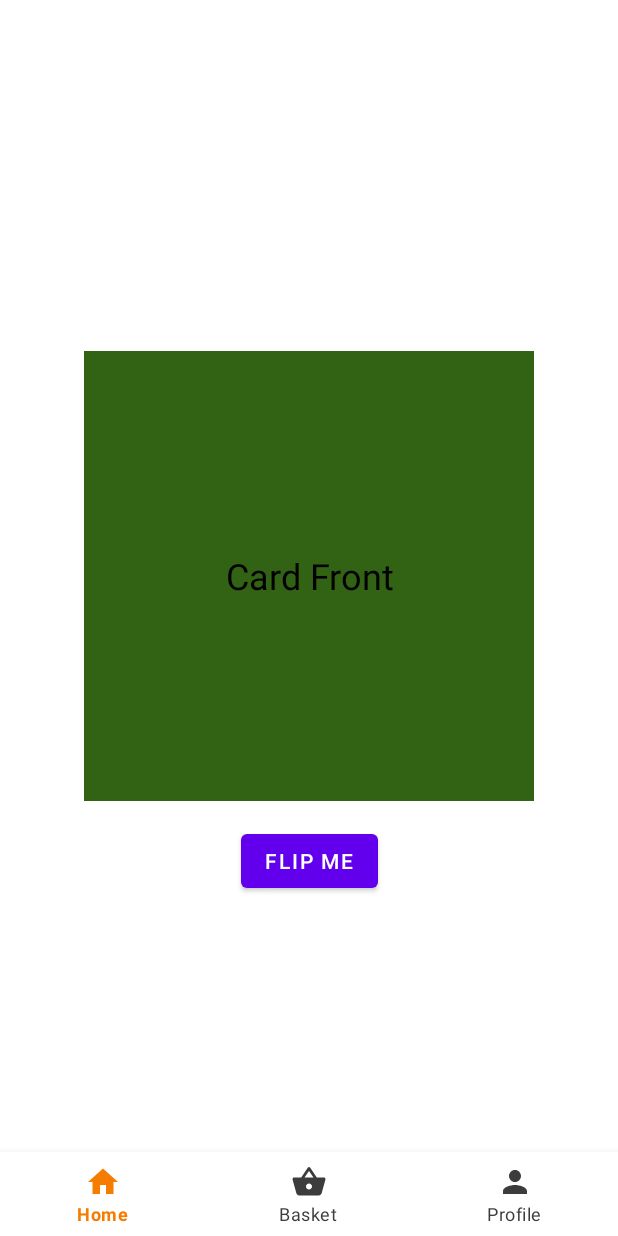
After one commit to iamsuatzengin/fake-store-andro, an Android app: the PaymentFragment screen opened through its navigation route, on a phone screen of 412 x 824 dp. The commit adds this screen. Run offline under Robolectric (Android 15) with nearby library versions, the phone set to English and light mode, and no system bars; our stand-ins replace Dagger/Hilt's generated code, navigation-ui.

Commit message:
Add flip animation

```diff
--- a/app/src/main/java/com/example/fakestoreandro/ui/basket/BasketFragment.kt
+++ b/app/src/main/java/com/example/fakestoreandro/ui/basket/BasketFragment.kt
@@ -6,6 +6,7 @@ import androidx.core.view.isVisible
 import androidx.fragment.app.Fragment
 import androidx.fragment.app.activityViewModels
 import androidx.lifecycle.Lifecycle
+import androidx.navigation.fragment.findNavController
 import androidx.recyclerview.widget.DividerItemDecoration
 import androidx.recyclerview.widget.LinearLayoutManager
 import com.example.fakestoreandro.R
@@ -75,6 +76,11 @@ class BasketFragment : Fragment(R.layout.fragment_basket), BasketAdapterCallback
 
             clGroupMainViews.isVisible = uiState.list.isNotEmpty()
             clGroupEmptyState.isVisible = uiState.list.isEmpty()
+
+            btnContinue.setOnClickListener {
+                val action = BasketFragmentDirections.toPaymentFragment()
+                findNavController().navigate(action)
+            }
         }
     }
 
--- /dev/null
+++ b/app/src/main/java/com/example/fakestoreandro/ui/payment/PaymentFragment.kt
@@ -0,0 +1,62 @@
+package com.example.fakestoreandro.ui.payment
+
+import android.animation.AnimatorInflater
+import android.animation.AnimatorSet
+import android.os.Bundle
+import android.view.View
+import androidx.fragment.app.Fragment
+import com.example.fakestoreandro.R
+import com.example.fakestoreandro.databinding.FragmentPaymentBinding
+import com.example.fakestoreandro.util.viewbinding.viewBinding
+
+
+class PaymentFragment : Fragment(R.layout.fragment_payment) {
+    private val binding by viewBinding(FragmentPaymentBinding::bind)
+
+    private lateinit var frontAnim: AnimatorSet
+    private lateinit var backAnim: AnimatorSet
+
+    override fun onViewCreated(view: View, savedInstanceState: Bundle?) {
+        super.onViewCreated(view, savedInstanceState)
+
+        flipAnim()
+    }
+
+    private fun flipAnim() {
+        var isFront = true
+        val scale = resources.displayMetrics.density
+
+        val front = binding.cardFront
+        val back = binding.cardBack
+        val button = binding.flipBtn
+
+        front.cameraDistance = 16000 * scale
+        back.cameraDistance = 16000 * scale
+
+        frontAnim = AnimatorInflater.loadAnimator(
+            requireContext(),
+            R.animator.front_animator
+        ) as AnimatorSet
+
+        backAnim =
+            AnimatorInflater.loadAnimator(requireContext(), R.animator.back_animator) as AnimatorSet
+
+
+        button.setOnClickListener {
+            if(isFront) {
+                frontAnim.setTarget(front)
+                backAnim.setTarget(back)
+                frontAnim.start()
+                backAnim.start()
+                isFront = false
+            } else {
+                frontAnim.setTarget(back)
+                backAnim.setTarget(front)
+                frontAnim.start()
+                backAnim.start()
+                isFront = true
+            }
+        }
+    }
+
+}
--- /dev/null
+++ b/app/src/main/res/animator/back_animator.xml
@@ -0,0 +1,23 @@
+<?xml version="1.0" encoding="utf-8"?>
+<set xmlns:android="http://schemas.android.com/apk/res/android">
+
+    <objectAnimator
+        android:duration="0"
+        android:propertyName="alpha"
+        android:valueFrom="1.0"
+        android:valueTo="0.0" />
+
+    <objectAnimator
+        android:duration="1000"
+        android:propertyName="rotationY"
+        android:repeatMode="reverse"
+        android:valueFrom="180"
+        android:valueTo="0" />
+
+    <objectAnimator
+        android:duration="0"
+        android:propertyName="alpha"
+        android:startOffset="500"
+        android:valueFrom="0.0"
+        android:valueTo="1.0" />
+</set>
--- /dev/null
+++ b/app/src/main/res/animator/front_animator.xml
@@ -0,0 +1,16 @@
+<?xml version="1.0" encoding="utf-8"?>
+<set xmlns:android="http://schemas.android.com/apk/res/android">
+
+    <objectAnimator
+        android:valueFrom="0"
+        android:valueTo="180"
+        android:propertyName="rotationY"
+        android:duration="1000"/>
+
+    <objectAnimator android:valueFrom="1.0"
+        android:valueTo="0.0"
+        android:propertyName="alpha"
+        android:startOffset="500"
+        android:duration="1"/>
+
+</set>
--- /dev/null
+++ b/app/src/main/res/layout/fragment_payment.xml
@@ -0,0 +1,51 @@
+<?xml version="1.0" encoding="utf-8"?>
+<androidx.constraintlayout.widget.ConstraintLayout xmlns:android="http://schemas.android.com/apk/res/android"
+    xmlns:app="http://schemas.android.com/apk/res-auto"
+    xmlns:tools="http://schemas.android.com/tools"
+    android:layout_width="match_parent"
+    android:layout_height="match_parent"
+    tools:context=".ui.payment.PaymentFragment">
+
+    <TextView
+        android:id="@+id/card_back"
+        android:layout_width="300dp"
+        android:layout_height="300dp"
+        android:background="#BF3030"
+        android:gravity="center"
+        android:text="Card Back"
+        android:textColor="@color/black"
+        android:textSize="24sp"
+        app:layout_constraintBottom_toBottomOf="parent"
+        app:layout_constraintEnd_toEndOf="parent"
+        app:layout_constraintStart_toStartOf="parent"
+        app:layout_constraintTop_toTopOf="parent" />
+
+    <TextView
+        android:id="@+id/card_front"
+        android:layout_width="300dp"
+        android:layout_height="300dp"
+        android:background="#326314"
+        android:gravity="center"
+        android:text="Card Front"
+        android:textColor="@color/black"
+        android:textSize="24sp"
+        app:layout_constraintBottom_toBottomOf="parent"
+        app:layout_constraintEnd_toEndOf="parent"
+        app:layout_constraintStart_toStartOf="parent"
+        app:layout_constraintTop_toTopOf="parent" />
+
+    <Button
+        android:id="@+id/flip_btn"
+        android:layout_width="wrap_content"
+        android:layout_height="wrap_content"
+        android:text="Flip Me"
+        tools:ignore="MissingConstraints"
+        android:layout_marginTop="380dp"
+        tools:layout_editor_absoluteX="142dp"
+        tools:layout_editor_absoluteY="559dp"
+        app:layout_constraintBottom_toBottomOf="parent"
+        app:layout_constraintLeft_toLeftOf="parent"
+        app:layout_constraintRight_toRightOf="parent"
+        app:layout_constraintTop_toTopOf="parent"/>
+
+</androidx.constraintlayout.widget.ConstraintLayout>
--- a/app/src/main/res/navigation/basket_nav_graph.xml
+++ b/app/src/main/res/navigation/basket_nav_graph.xml
@@ -9,5 +9,14 @@
         android:id="@+id/basketFragment"
         android:name="com.example.fakestoreandro.ui.basket.BasketFragment"
         android:label="fragment_basket"
-        tools:layout="@layout/fragment_basket" />
+        tools:layout="@layout/fragment_basket" >
+        <action
+            android:id="@+id/to_paymentFragment"
+            app:destination="@id/paymentFragment" />
+    </fragment>
+    <fragment
+        android:id="@+id/paymentFragment"
+        android:name="com.example.fakestoreandro.ui.payment.PaymentFragment"
+        android:label="fragment_payment"
+        tools:layout="@layout/fragment_payment" />
 </navigation>
```
